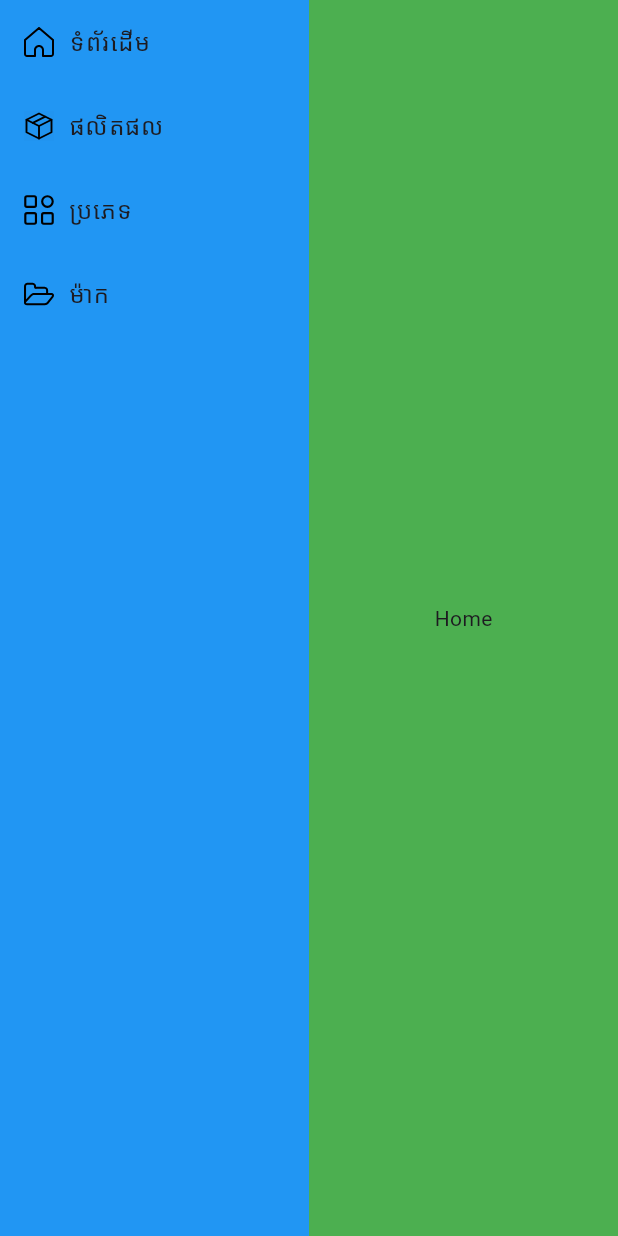
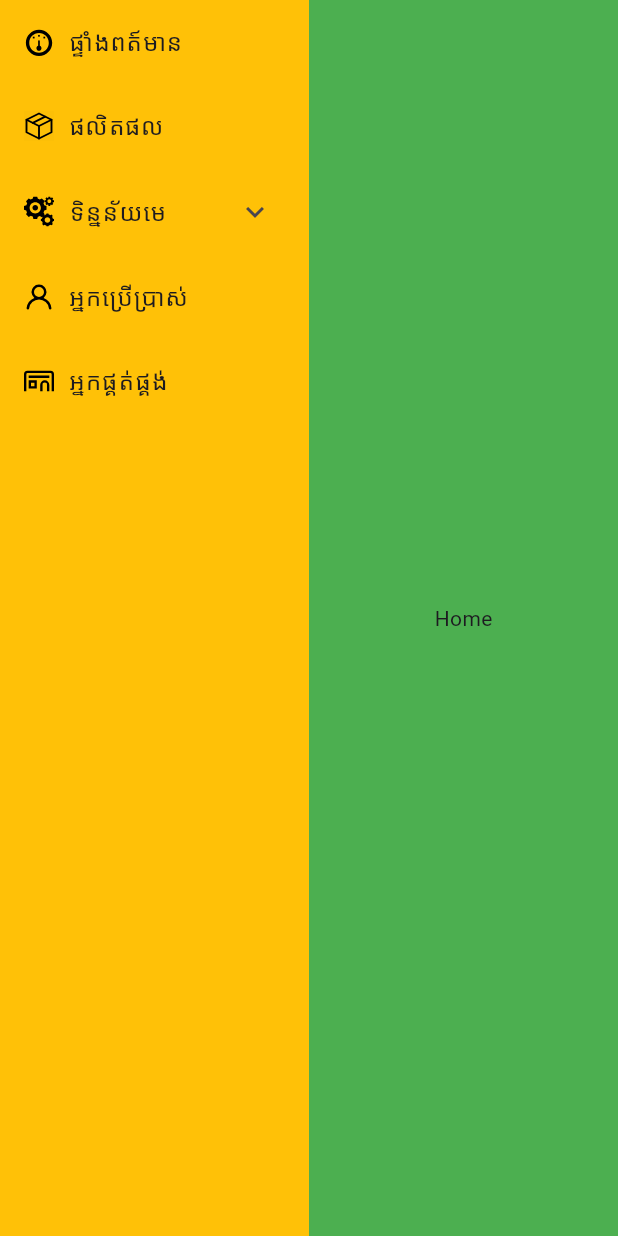
Before and after one commit to channvvuthy/flutter-pos, a Flutter app: the screen it shows after launch, on a phone screen of 412 x 824 dp. Run offline on Flutter 3.47's test engine with Material 3 defaults, Android fonts, the phone set to English and light mode, and no system bars; our stand-ins replace flutter_svg, get.

Commit message:
Update menus

```diff
--- a/lib/data/menu.dart
+++ b/lib/data/menu.dart
@@ -1,19 +1,36 @@
-
 const items = [
   {
-    "title": "Home",
-    "icon": 'assets/icons/home.svg',
+    "title": "Dashboard",
+    "icon": 'assets/icons/dashboard.svg',
   },
   {
     "title": "Product",
     "icon": 'assets/icons/product.svg',
   },
   {
-    "title": "Category",
-    "icon": 'assets/icons/category.svg',
+    "title": "Master Data",
+    "icon": "assets/icons/storage.svg",
+    "child": [
+      {
+        "title": "Category",
+        "icon": 'assets/icons/category.svg',
+      },
+      {
+        "title": "Brand",
+        "icon": 'assets/icons/brand.svg',
+      },
+      {
+        "title": "Unit",
+        "icon": 'assets/icons/unit.svg',
+      }
+    ]
   },
   {
-    "title": "Brand",
-    "icon": 'assets/icons/brand.svg',
-  }
+    "title": "User",
+    "icon": 'assets/icons/user.svg',
+  },
+  {
+    "title": "Supplier",
+    "icon": 'assets/icons/supplier.svg',
+  },
 ];
--- a/lib/locales/en.dart
+++ b/lib/locales/en.dart
@@ -5,7 +5,12 @@ class EnLocalization {
       'Product': 'Product',
       'Point Of Sale': 'Point Of Sale',
       'Category': 'Category',
-      'Brand': 'Brand'
+      'Brand': 'Brand',
+      'Master Data': 'Master Data',
+      'Unit': 'Unit',
+      'Dashboard': 'Dashboard',
+      'User': 'User',
+      'Supplier': 'Supplier'
       // Add other key-value pairs as needed
     };
   }
--- a/lib/locales/kh.dart
+++ b/lib/locales/kh.dart
@@ -5,7 +5,12 @@ class KhLocalization {
       'Product': 'ផលិតផល',
       'Point Of Sale': 'ប្រព័ន្ធគ្រប់គ្រងការលក់',
       'Category': 'ប្រភេទ',
-      'Brand': 'ម៉ាក'
+      'Brand': 'ម៉ាក',
+      'Master Data': 'ទិន្នន័យមេ',
+      'Unit': 'រង្វាស់ខ្នាត',
+      'Dashboard': 'ផ្ទាំងពត៍មាន',
+      'User': 'អ្នកប្រើប្រាស់',
+      'Supplier': 'អ្នកផ្គត់ផ្គង់'
       // Add other key-value pairs as needed
     };
   }
--- a/lib/views/layouts/sidebar.dart
+++ b/lib/views/layouts/sidebar.dart
@@ -1,4 +1,4 @@
-// ignore_for_file: prefer_const_constructors, deprecated_member_use
+// ignore_for_file: prefer_const_constructors
 
 import 'package:flutter/material.dart';
 import 'package:get/get.dart';
@@ -11,20 +11,32 @@ class Sidebar extends StatelessWidget {
   @override
   Widget build(BuildContext context) {
     return Container(
-        color: Colors.blue,
+      width: 300,
+      color: Colors.amber,
       child: ListView.builder(
         itemCount: items.length,
         itemBuilder: (context, index) {
+          final item = items[index];
+
+          return item.containsKey("child")
+              ? _buildMenuTree(item)
+              : _buildMenu(item);
+        },
+      ),
+    );
+  }
+
+  Widget _buildMenu(Map<String, dynamic> item) {
     return ListTile(
       title: InkWell(
         onTap: () {
-                print("lange has been change to en");
+          // Handle main item tap
           Get.updateLocale(const Locale('en', 'US'));
         },
         child: Row(
           children: [
             SvgPicture.asset(
-                    items[index]["icon"].toString(),
+              item["icon"].toString(),
               width: 20,
               height: 20,
               color: Colors.black,
@@ -32,11 +44,38 @@ class Sidebar extends StatelessWidget {
             SizedBox(
               width: 10,
             ),
-                  Text(items[index]["title"].toString().tr),
+            Text(item["title"].toString().tr),
           ],
         ),
-            ));
+      ),
+    );
+  }
+
+  Widget _buildMenuTree(Map<String, dynamic> item) {
+    return ExpansionTile(
+      title: InkWell(
+        onTap: () {
+          // Handle main item tap
+          Get.updateLocale(const Locale('en', 'US'));
         },
-        ));
+        child: Row(
+          children: [
+            SvgPicture.asset(
+              item["icon"].toString(),
+              width: 20,
+              height: 20,
+              color: Colors.black,
+            ),
+            SizedBox(
+              width: 10,
+            ),
+            Text(item["title"].toString().tr),
+          ],
+        ),
+      ),
+      children: (item["child"] as List<Map<String, dynamic>>).map((subItem) {
+        return _buildMenu(subItem);
+      }).toList(),
+    );
   }
 }
```
Also changed, not shown: assets/icons/brand.svg, assets/icons/dashboard.svg (added), assets/icons/storage.svg (added), assets/icons/supplier.svg (added), assets/icons/unit.svg (added), assets/icons/user.svg (added). Lines whose indentation alone changed are shown as unchanged.
